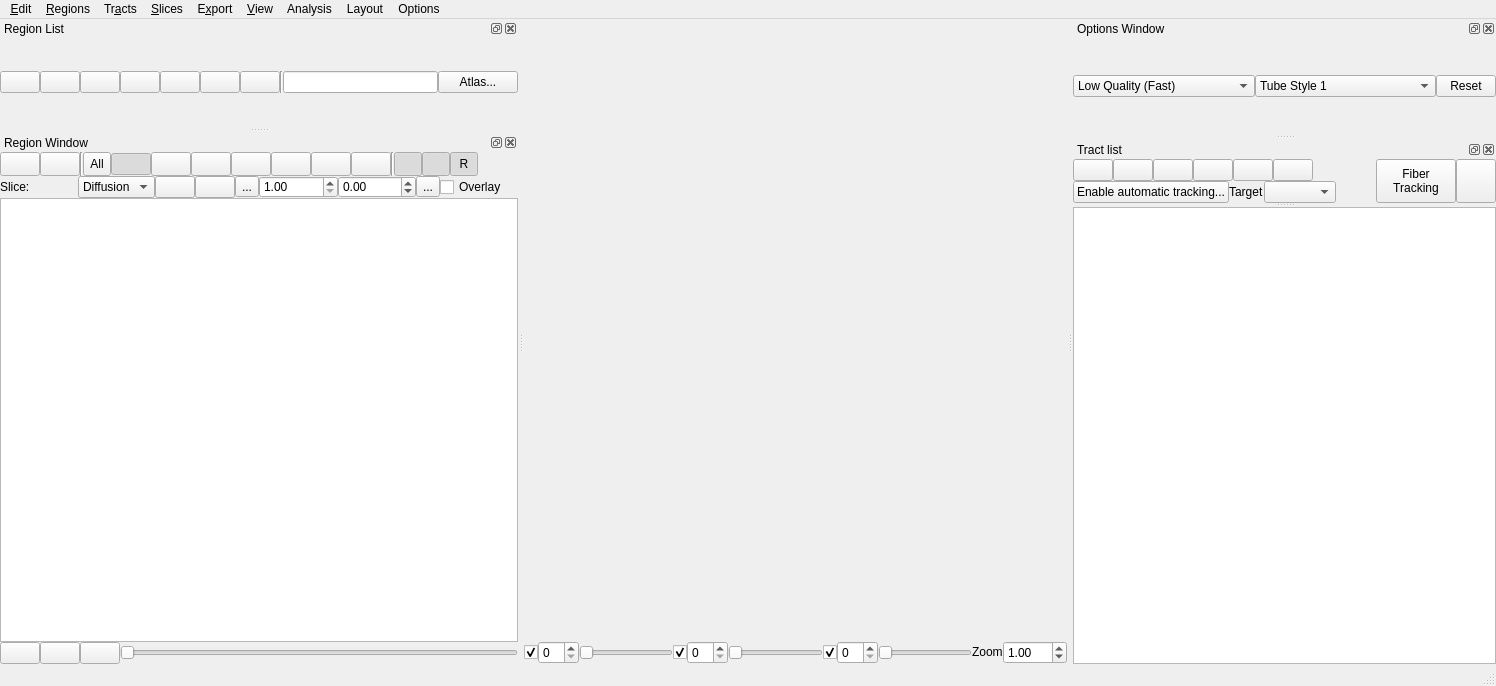
frankyeh/DSI-Studio, file tracking/tracking_window.ui: the form before one commit.
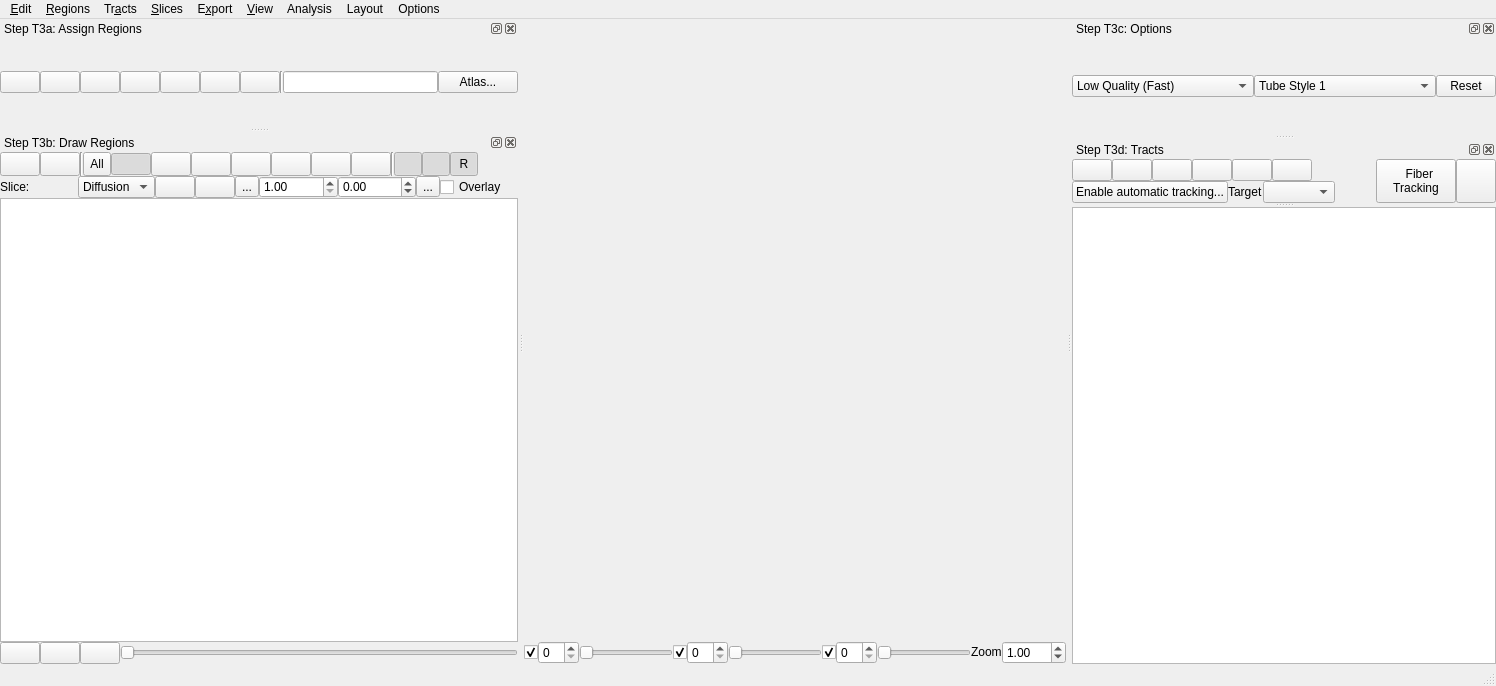
The form after the commit. Icons and pictures are not drawn. Custom widgets are drawn as their Qt base class.

What changed in the file:
```diff
--- a/tracking/tracking_window.ui
+++ b/tracking/tracking_window.ui
@@ -305,7 +305,7 @@
     </font>
    </property>
    <property name="windowTitle">
-    <string>Region List</string>
+    <string>Step T3a: Assign Regions</string>
    </property>
    <attribute name="dockWidgetArea">
     <number>1</number>
@@ -569,7 +569,7 @@
     </size>
    </property>
    <property name="windowTitle">
-    <string>Options Window</string>
+    <string>Step T3c: Options</string>
    </property>
    <attribute name="dockWidgetArea">
     <number>2</number>
@@ -1003,7 +1003,7 @@
    </property>
    <property name="minimumSize">
     <size>
-     <width>351</width>
+     <width>424</width>
      <height>187</height>
     </size>
    </property>
@@ -1014,7 +1014,7 @@
     </size>
    </property>
    <property name="windowTitle">
-    <string>Tract list</string>
+    <string>Step T3d: Tracts</string>
    </property>
    <attribute name="dockWidgetArea">
     <number>2</number>
@@ -1281,7 +1281,7 @@
             <string>Click to start fiber tracking</string>
            </property>
            <property name="text">
-            <string>Fiber
+            <string>  Fiber
 Tracking</string>
            </property>
            <property name="icon">
@@ -1416,7 +1416,7 @@
     <set>QDockWidget::AllDockWidgetFeatures</set>
    </property>
    <property name="windowTitle">
-    <string>Region Window</string>
+    <string>Step T3b: Draw Regions</string>
    </property>
    <attribute name="dockWidgetArea">
     <number>1</number>
```
